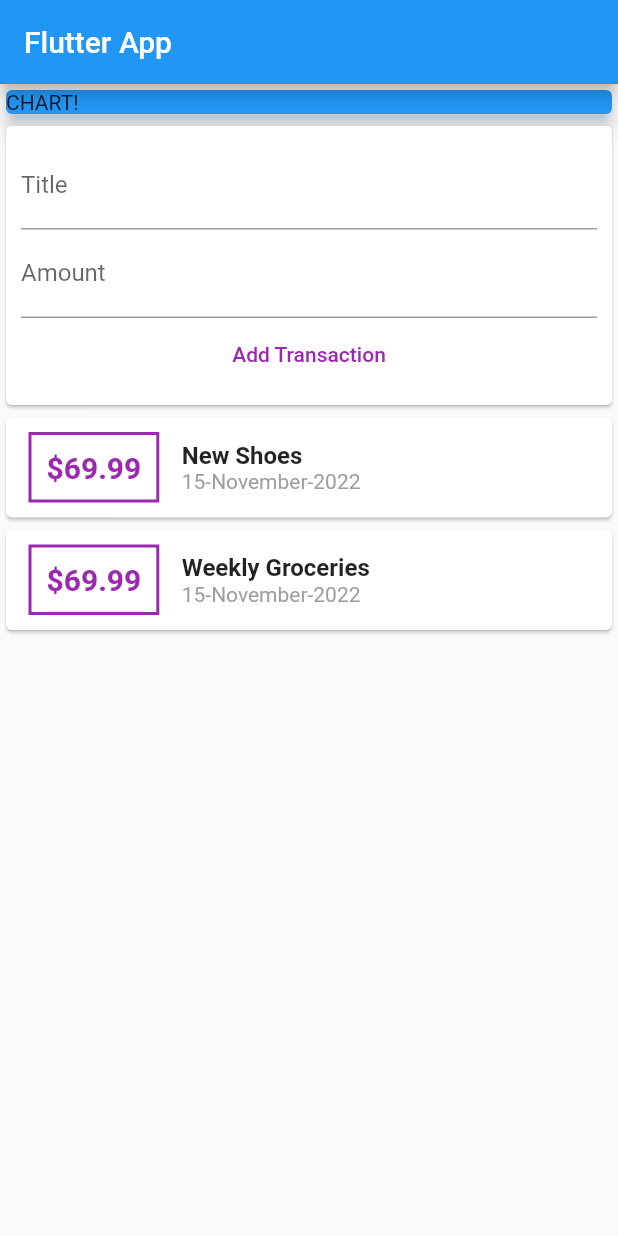
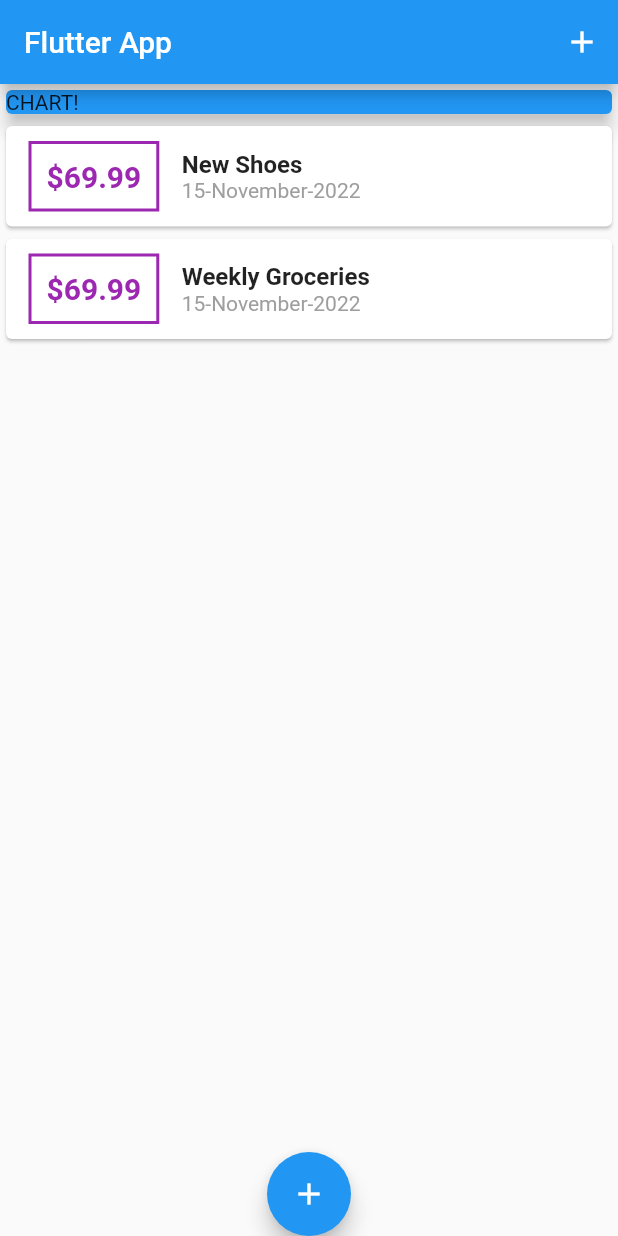
Before and after one commit to IvanSetiawan2001/Expenses_app, a Flutter app: the screen it shows after launch, on a phone screen of 412 x 824 dp. Run offline on Flutter 3.47's test engine with Material 2 defaults, Android fonts, the phone set to English and light mode, and no system bars.

Commit message:
improving styling

```diff
--- a/lib/Widgets/Price.dart
+++ b/lib/Widgets/Price.dart
@@ -17,7 +17,7 @@ class Price extends StatelessWidget {
         style: BorderStyle.solid,
       )),
       child: Text(
-        '\$' + amount.toString(),
+        '\$' + amount!.toStringAsFixed(2),
         // '\$ ${amount.toString()}' (this is another way to call the amount $ mean interpolaring some value so you can call the variable inside a string)
         style: TextStyle(
           color: Colors.purple,
--- a/lib/Widgets/user_transaction.dart
+++ /dev/null
@@ -1,50 +0,0 @@
-import 'package:flutter/material.dart';
-import '../Widgets/new_transaction.dart';
-import '../Widgets/transaction_list.dart';
-import '../Models/transaction.dart';
-
-class UserTransaction extends StatefulWidget {
-  const UserTransaction({super.key});
-
-  @override
-  State<UserTransaction> createState() => _UserTransactionState();
-}
-
-class _UserTransactionState extends State<UserTransaction> {
-  final List<Transaction> _userTransaction = [
-    Transaction(
-      id: 't1',
-      title: 'New Shoes',
-      amount: 69.99,
-      date: DateTime.now(),
-    ),
-    Transaction(
-      id: 't2',
-      title: 'Weekly Groceries',
-      amount: 69.99,
-      date: DateTime.now(),
-    ),
-  ];
-
-  void _addNewTransaction(String TxTitle, double TxAmount) {
-    final newTx = Transaction(
-        title: TxTitle,
-        amount: TxAmount,
-        date: DateTime.now(),
-        id: DateTime.now().toString());
-
-    setState(() {
-      _userTransaction.add(newTx);
-    });
-  }
-
-  @override
-  Widget build(BuildContext context) {
-    return Column(
-      children: [
-        NewTransaction(_addNewTransaction),
-        TransactionList(_userTransaction),
-      ],
-    );
-  }
-}
--- a/lib/main.dart
+++ b/lib/main.dart
@@ -1,7 +1,8 @@
 import 'package:flutter/material.dart';
-import 'package:flutter_complete_guide/Widgets/user_transaction.dart';
+import 'package:flutter_complete_guide/Widgets/transaction_list.dart';
 import '../Widgets/new_transaction.dart';
 import '../Widgets/transaction_list.dart';
+import 'Models/transaction.dart';
 
 void main() {
   runApp(MyApp());
@@ -17,15 +18,66 @@ class MyApp extends StatelessWidget {
   }
 }
 
-class MyHomePage extends StatelessWidget {
+class MyHomePage extends StatefulWidget {
+  @override
+  State<MyHomePage> createState() => _MyHomePageState();
+}
+
+class _MyHomePageState extends State<MyHomePage> {
   final titleController = TextEditingController();
+
   final amountController = TextEditingController();
+
+  final List<Transaction> _userTransaction = [
+    Transaction(
+      id: 't1',
+      title: 'New Shoes',
+      amount: 69.99,
+      date: DateTime.now(),
+    ),
+    Transaction(
+      id: 't2',
+      title: 'Weekly Groceries',
+      amount: 69.99,
+      date: DateTime.now(),
+    ),
+  ];
+
+  void _addNewTransaction(String TxTitle, double TxAmount) {
+    final newTx = Transaction(
+        title: TxTitle,
+        amount: TxAmount,
+        date: DateTime.now(),
+        id: DateTime.now().toString());
+
+    setState(() {
+      _userTransaction.add(newTx);
+    });
+  }
+
+  void _startAddNewTransaction(BuildContext context) {
+    showModalBottomSheet(
+        context: context,
+        builder: (bCtx) {
+          return GestureDetector(
+            child: NewTransaction(_addNewTransaction),
+            onTap: () {},
+            behavior: HitTestBehavior.opaque,
+          );
+        });
+  }
 
   @override
   Widget build(BuildContext context) {
     return Scaffold(
       appBar: AppBar(
         title: Text('Flutter App'),
+        actions: [
+          IconButton(
+            onPressed: () => _startAddNewTransaction(context),
+            icon: Icon(Icons.add),
+          )
+        ],
       ),
       body: SingleChildScrollView(
         child: Column(
@@ -40,9 +92,15 @@ class MyHomePage extends StatelessWidget {
                 elevation: 5,
               ),
             ),
-              UserTransaction()
+            TransactionList(_userTransaction)
           ],
         ),
-        ));
+      ),
+      floatingActionButtonLocation: FloatingActionButtonLocation.centerDocked,
+      floatingActionButton: FloatingActionButton(
+        child: Icon(Icons.add),
+        onPressed: () => _startAddNewTransaction(context),
+      ),
+    );
   }
 }
```
Also changed, not shown: lib/Widgets/new_transaction.dart (+27 -6 lines). Lines whose indentation alone changed are shown as unchanged.
